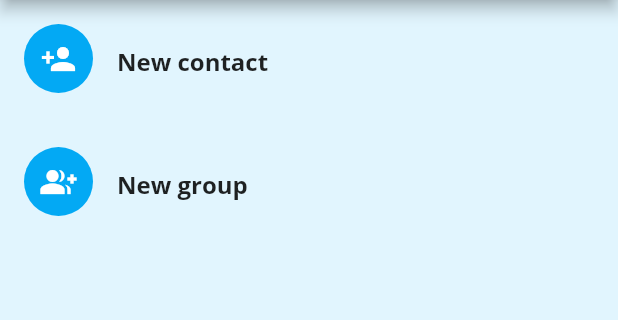
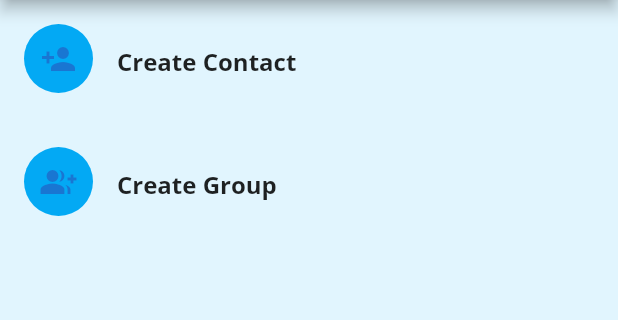
Before and after one commit to Prachijain424/TextHive, a Flutter app: the SelectContact screen opened directly, on a phone screen of 412 x 824 dp, the part 84-404 px from its top. Run offline on Flutter 3.47's test engine with Material 2 defaults, Android fonts, the phone set to English and light mode, and no system bars.

Commit message:
Added create group page which accesses contacts

```diff
--- a/lib/CustomUI/ContactCard.dart
+++ b/lib/CustomUI/ContactCard.dart
@@ -1,29 +1,52 @@
 import 'package:flutter/material.dart';
+import 'package:untitled1/Models/ChatModel.dart';
 
 class ContactCard extends StatefulWidget {
-  const ContactCard({Key? key, required this.title, required this.icon}) : super(key: key);
-  final Icon icon;
-  final String title;
+  const ContactCard({Key? key, required this.contact})
+      : super(key: key);
+  final ChatModel contact;
 
   @override
   ContactCardState createState() => ContactCardState();
 }
 
 class ContactCardState extends State<ContactCard> {
-
   @override
   Widget build(BuildContext context) {
-    return InkWell(
-      onTap: (){},
-      child: ListTile(
-        minVerticalPadding: 30,
-        leading: CircleAvatar(
+    if(widget.contact.selected == false)
+      {
+        return ListTile(
+          minVerticalPadding: 30,
+          leading: Stack(children: [
+            CircleAvatar(
+              radius: 23,
+              backgroundColor: Colors.lightBlue,
+              child: widget.contact.icon,
+            ),
+          ]),
+          title: Text(
+            widget.contact.name,
+            style: const TextStyle(fontWeight: FontWeight.bold),
+          ),
+        );
+      }
+    return ListTile(
+      minVerticalPadding: 30,
+      leading: Stack(children: [
+        CircleAvatar(
           radius: 23,
           backgroundColor: Colors.lightBlue,
-          child: widget.icon,
+          child: widget.contact.icon,
         ),
-        title: Text(widget.title, style: const TextStyle(fontWeight: FontWeight.bold),),
-
+        const CircleAvatar(
+          radius: 11,
+          backgroundColor: Colors.teal,
+          child: Icon(Icons.check, color: Colors.white, size: 18,),
+        )
+      ]),
+      title: Text(
+        widget.contact.name,
+        style: const TextStyle(fontWeight: FontWeight.bold),
       ),
     );
   }
--- a/lib/CustomUI/CustomCard.dart
+++ b/lib/CustomUI/CustomCard.dart
@@ -4,7 +4,6 @@ import 'package:untitled1/screens/IndividualPage.dart';
 
 class CustomCard extends StatelessWidget {
   final ChatModel chatModel;
-
   const CustomCard({Key? key, required this.chatModel}) : super(key: key);
 
   @override
--- a/lib/Models/ChatModel.dart
+++ b/lib/Models/ChatModel.dart
@@ -1,9 +1,19 @@
-class ChatModel{
- late  String name;
-  late String icon;
+import 'package:flutter/cupertino.dart';
+
+class ChatModel {
+  late String name;
+  late Icon icon;
   late bool isGroup;
   late String currentMessage;
   late String time;
-  ChatModel({required this.name,required this.icon,required this.currentMessage,required this.isGroup,required this.time});
-
+  late bool selected;
+  ChatModel(
+      {
+       required this.name,
+       required this.icon,
+       required this.currentMessage,
+       required this.isGroup,
+       required this.time,
+       this.selected = false,
+      });
 }
--- a/lib/Pages/ChatPage.dart
+++ b/lib/Pages/ChatPage.dart
@@ -14,13 +14,13 @@ class ChatPageState extends State<ChatPage> {
   List<ChatModel> chats = [
     ChatModel(
         name: "Lalit",
-        icon: "person.svg",
+        icon: const Icon(Icons.person, color: Colors.white,),
         currentMessage: "Hi",
         isGroup: false,
         time: "18:07"),
     ChatModel(
         name: "Lalit",
-        icon: "person.svg",
+        icon: const Icon(Icons.person, color: Colors.white,),
         currentMessage: "Hi",
         isGroup: false,
         time: "18:07"),
--- a/lib/screens/SelectContact.dart
+++ b/lib/screens/SelectContact.dart
@@ -1,5 +1,7 @@
 import 'package:flutter/material.dart';
 import 'package:untitled1/CustomUI/ContactCard.dart';
+import 'package:untitled1/Models/ChatModel.dart';
+import 'package:untitled1/screens/CreateGroup.dart';
 
 class SelectContact extends StatefulWidget {
   const SelectContact({Key? key}) : super(key: key);
@@ -9,13 +11,22 @@ class SelectContact extends StatefulWidget {
 }
 
 class SelectContactState extends State<SelectContact> {
+
+  List<ChatModel> options = [
+    ChatModel(name: "Create Contact", icon: const Icon(Icons.person_add), currentMessage: "", isGroup: false, time: ""),
+    ChatModel(name: "Create Group", icon: const Icon(Icons.group_add), currentMessage: "", isGroup: false, time: ""),
+  ];
+
   @override
   Widget build(BuildContext context) {
     return Scaffold(
       appBar: AppBar(
-        title: const Text("Select Contact", style: TextStyle(fontSize: 19, fontWeight: FontWeight.bold),),
+        title: const Text(
+          "Select Contact",
+          style: TextStyle(fontSize: 19, fontWeight: FontWeight.bold),
+        ),
         actions: [
-          IconButton(onPressed: (){}, icon: const Icon(Icons.search)),
+          IconButton(onPressed: () {}, icon: const Icon(Icons.search)),
           PopupMenuButton<String>(
               onSelected: (value) {},
               itemBuilder: (BuildContext context) {
@@ -33,9 +44,18 @@ class SelectContactState extends State<SelectContact> {
         ],
       ),
       body: ListView(
-        children: const [
-          ContactCard(icon: Icon(Icons.person_add, color: Colors.white), title: "New contact",),
-          ContactCard(icon: Icon(Icons.group_add, color: Colors.white), title: "New group",),
+        children: [
+          InkWell(
+            onTap: (){
+            },
+              child: ContactCard(contact: options[0])
+          ),
+          InkWell(
+              onTap: (){
+                Navigator.push(context, MaterialPageRoute(builder: (builder)=>const CreateGroup()));
+              },
+              child: ContactCard(contact: options[1])
+          ),
         ],
       ),
       backgroundColor: const Color(0xFFE1F5FE),
```
Also changed, not shown: lib/screens/CreateGroup.dart (added, +77 -0 lines).
